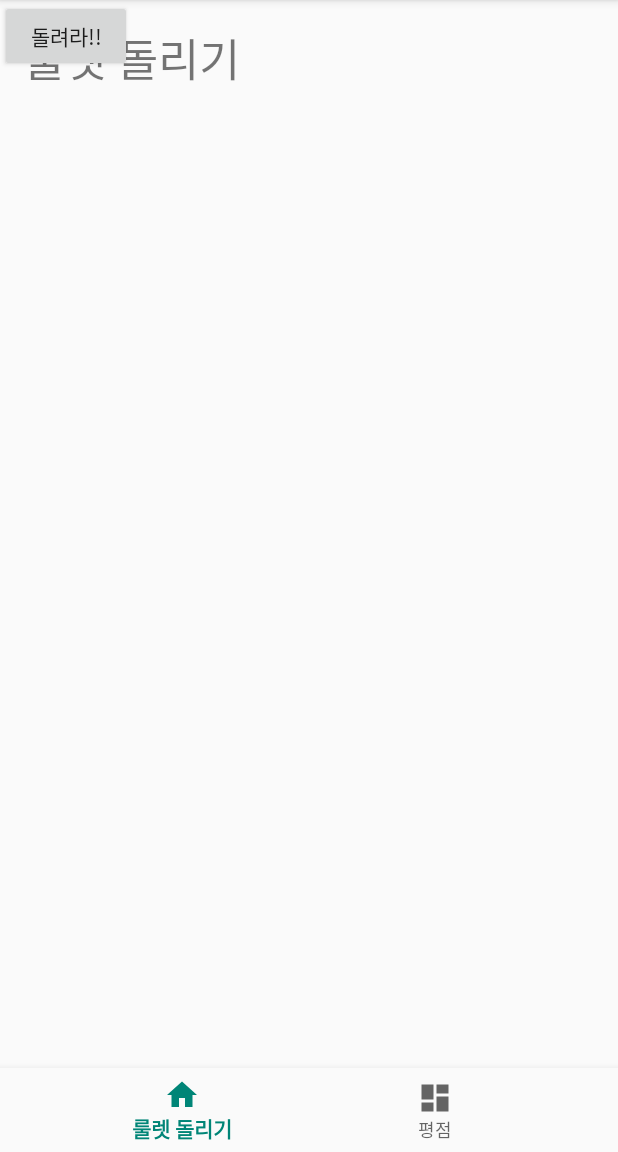
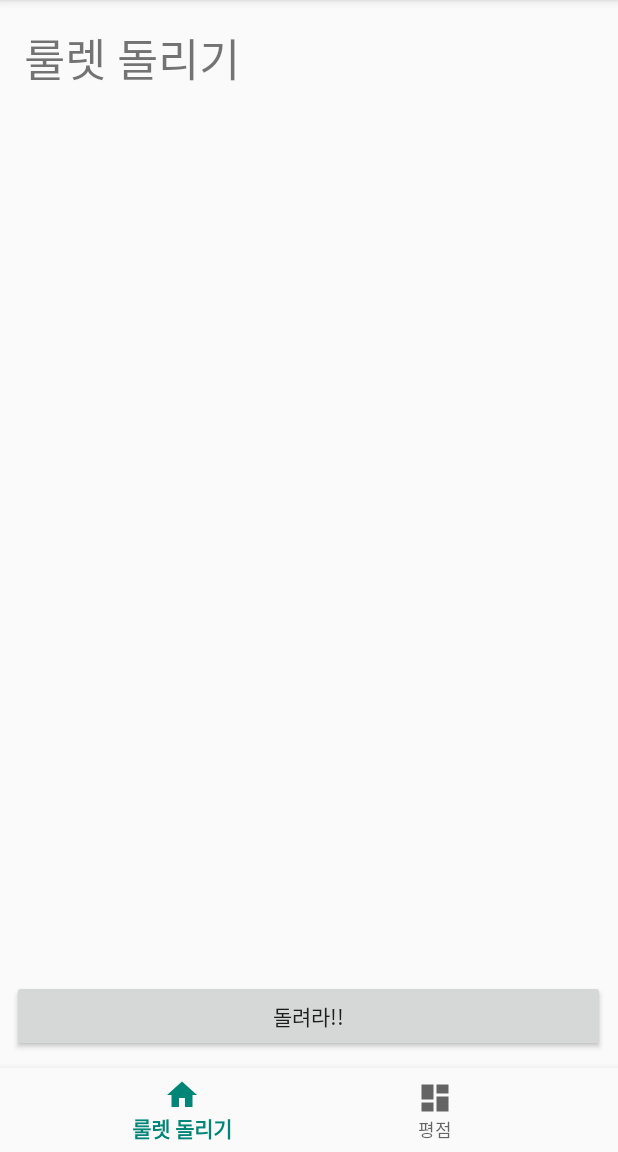
Before and after one commit to hotheadfactory/lunchbag, an Android app: the screen it shows after launch (mainPageActivity), on a phone screen of 412 x 824 dp, the part 84-1236 px from its top. Run offline under Robolectric (Android 15) with nearby library versions, the phone set to English and light mode, and no system bars.

```diff
--- a/app/src/main/AndroidManifest.xml
+++ b/app/src/main/AndroidManifest.xml
@@ -15,10 +15,11 @@
         android:roundIcon="@mipmap/ic_launcher_round"
         android:supportsRtl="true"
         android:theme="@style/AppTheme">
+        <activity android:name=".reviewActivity"></activity>
         <activity
             android:name=".MyPageActivity"
             android:label="@string/title_activity_my_page"
-            android:theme="@style/AppTheme.NoActionBar"></activity>
+            android:theme="@style/AppTheme.NoActionBar" />
         <!--
              The API key for Google Maps-based APIs is defined as a string resource.
              (See the file "res/values/google_maps_api.xml").
--- a/app/src/main/java/com/lunchbag/lunchbag/mainPageActivity.java
+++ b/app/src/main/java/com/lunchbag/lunchbag/mainPageActivity.java
@@ -5,7 +5,12 @@ import android.support.design.widget.BottomNavigationView;
 import android.support.v7.app.AppCompatActivity;
 import android.support.annotation.NonNull;
 import android.view.MenuItem;
+import android.view.View;
+import android.widget.Button;
 import android.widget.TextView;
+import android.content.Intent;
+import android.widget.AdapterView;
+import android.widget.ListView;
 
 public class mainPageActivity extends AppCompatActivity {
     private TextView mTextMessage;
@@ -31,6 +36,14 @@ public class mainPageActivity extends AppCompatActivity {
     protected void onCreate(Bundle savedInstanceState) {
         super.onCreate(savedInstanceState);
         setContentView(R.layout.activity_main_page);
+        Button button;
+        button =(Button)findViewById(R.id.spinButton);
+        button.setOnClickListener(new View.OnClickListener(){
+            public void onClick(View v){
+                Intent intent = new Intent(getApplicationContext(),reviewActivity.class);
+                startActivity(intent);
+            }
+        });
         BottomNavigationView navView = findViewById(R.id.nav_view);
         mTextMessage = findViewById(R.id.message);
         navView.setOnNavigationItemSelectedListener(mOnNavigationItemSelectedListener);
--- a/app/src/main/res/layout/activity_main_page.xml
+++ b/app/src/main/res/layout/activity_main_page.xml
@@ -32,12 +32,19 @@
 
     <Button
         android:id="@+id/spinButton"
-        android:layout_width="wrap_content"
+        android:layout_width="395dp"
         android:layout_height="wrap_content"
+        android:layout_marginStart="8dp"
+        android:layout_marginTop="8dp"
+        android:layout_marginEnd="8dp"
+        android:layout_marginBottom="8dp"
         android:text="돌려라!!"
-        tools:layout_editor_absoluteX="161dp"
-        tools:layout_editor_absoluteY="593dp" />
-
+        app:layout_constraintBottom_toBottomOf="@+id/nav_view"
+        app:layout_constraintEnd_toEndOf="parent"
+        app:layout_constraintHorizontal_bias="0.0"
+        app:layout_constraintStart_toStartOf="parent"
+        app:layout_constraintTop_toTopOf="parent"
+        app:layout_constraintVertical_bias="0.917" />
 
 
 </android.support.constraint.ConstraintLayout>
```
Also changed, not shown: app/src/main/java/com/lunchbag/lunchbag/reviewActivity.java (added, +13 -0 lines), app/src/main/res/layout/activity_review.xml (added, +9 -0 lines).
